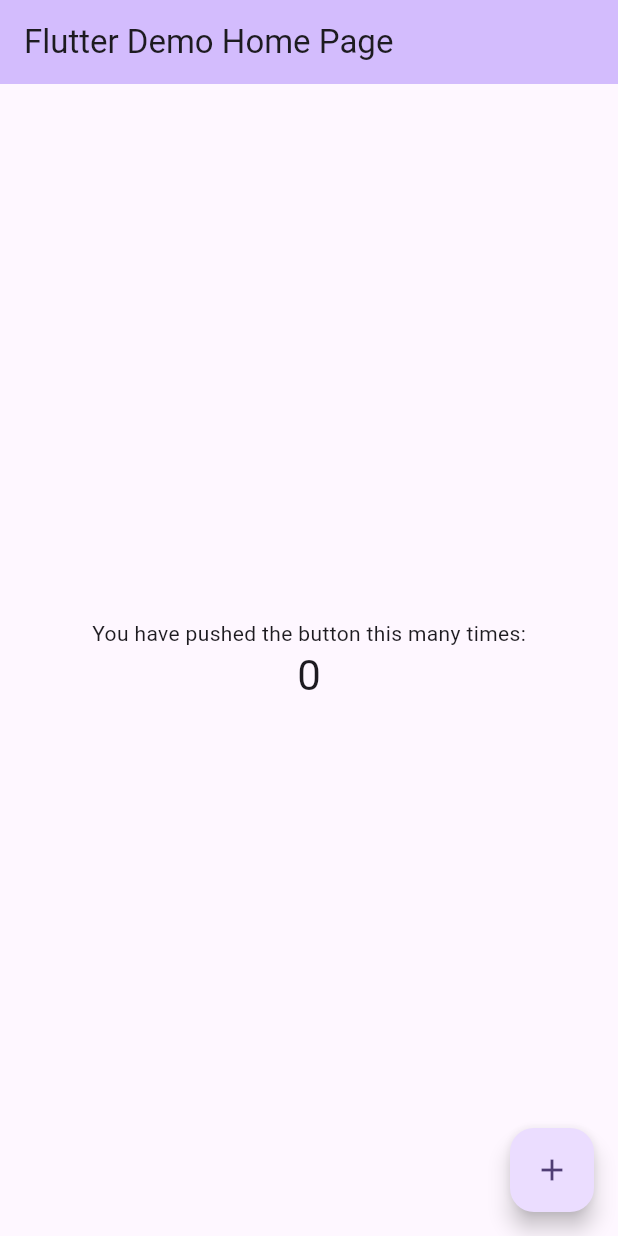
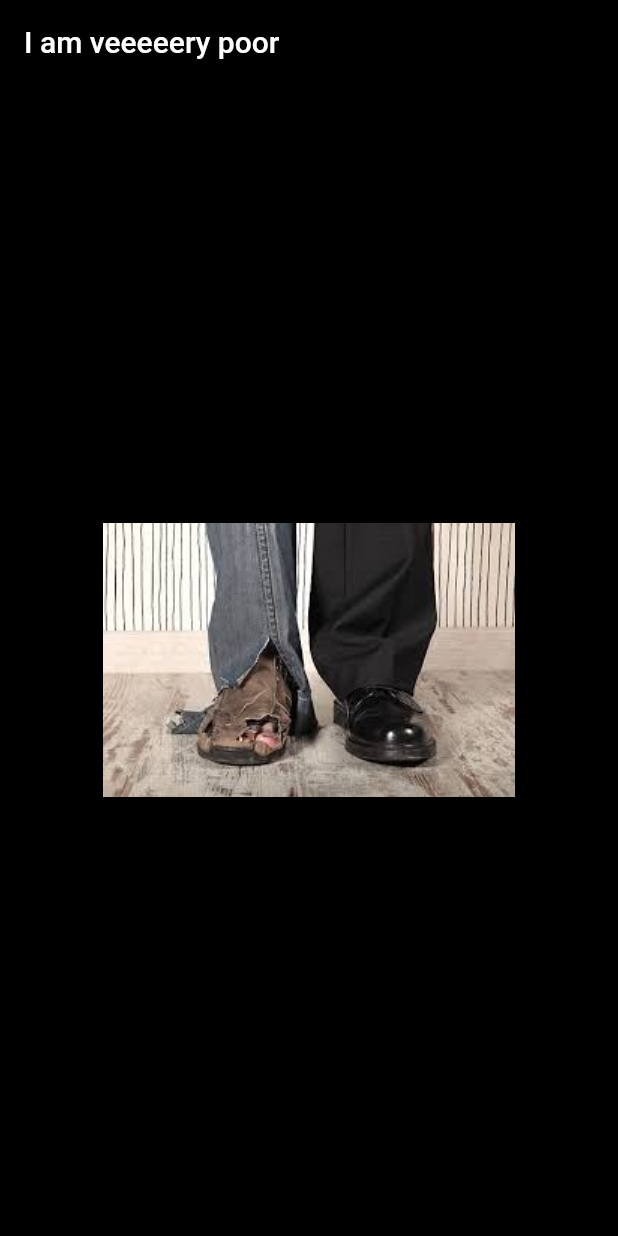
Before and after one commit to thek1d/i_am_poor, a Flutter app: the screen it shows after launch, on a phone screen of 412 x 824 dp. Run offline on Flutter 3.47's test engine with Material 2 defaults, Android fonts, the phone set to English and light mode, and no system bars.

Commit message:
adding images and app icon

```diff
--- /dev/null
+++ b/lib/i_am_poor_widget.dart
@@ -0,0 +1,25 @@
+import 'package:flutter/material.dart';
+
+class PoorWidget extends StatelessWidget {
+  const PoorWidget({super.key});
+
+  @override
+  Widget build(BuildContext context) {
+    return MaterialApp(
+      home: Scaffold(
+        appBar: AppBar(
+          title: const Text(
+            'I am veeeeery poor',
+          ),
+          backgroundColor: Colors.black,
+        ),
+        backgroundColor: const Color.fromARGB(255, 0, 0, 0),
+        body: Center(
+          child: Image.asset(
+            'images/i_am_poor.jpg',
+          ),
+        ),
+      ),
+    );
+  }
+}
--- a/lib/main.dart
+++ b/lib/main.dart
@@ -1,125 +1,6 @@
 import 'package:flutter/material.dart';
+import 'i_am_poor_widget.dart';
 
 void main() {
-  runApp(const MyApp());
+  runApp(const PoorWidget());
 }
-
-class MyApp extends StatelessWidget {
-  const MyApp({super.key});
-
-  // This widget is the root of your application.
-  @override
-  Widget build(BuildContext context) {
-    return MaterialApp(
-      title: 'Flutter Demo',
-      theme: ThemeData(
-        // This is the theme of your application.
-        //
-        // TRY THIS: Try running your application with "flutter run". You'll see
-        // the application has a blue toolbar. Then, without quitting the app,
-        // try changing the seedColor in the colorScheme below to Colors.green
-        // and then invoke "hot reload" (save your changes or press the "hot
-        // reload" button in a Flutter-supported IDE, or press "r" if you used
-        // the command line to start the app).
-        //
-        // Notice that the counter didn't reset back to zero; the application
-        // state is not lost during the reload. To reset the state, use hot
-        // restart instead.
-        //
-        // This works for code too, not just values: Most code changes can be
-        // tested with just a hot reload.
-        colorScheme: ColorScheme.fromSeed(seedColor: Colors.deepPurple),
-        useMaterial3: true,
-      ),
-      home: const MyHomePage(title: 'Flutter Demo Home Page'),
-    );
-  }
-}
-
-class MyHomePage extends StatefulWidget {
-  const MyHomePage({super.key, required this.title});
-
-  // This widget is the home page of your application. It is stateful, meaning
-  // that it has a State object (defined below) that contains fields that affect
-  // how it looks.
-
-  // This class is the configuration for the state. It holds the values (in this
-  // case the title) provided by the parent (in this case the App widget) and
-  // used by the build method of the State. Fields in a Widget subclass are
-  // always marked "final".
-
-  final String title;
-
-  @override
-  State<MyHomePage> createState() => _MyHomePageState();
-}
-
-class _MyHomePageState extends State<MyHomePage> {
-  int _counter = 0;
-
-  void _incrementCounter() {
-    setState(() {
-      // This call to setState tells the Flutter framework that something has
-      // changed in this State, which causes it to rerun the build method below
-      // so that the display can reflect the updated values. If we changed
-      // _counter without calling setState(), then the build method would not be
-      // called again, and so nothing would appear to happen.
-      _counter++;
-    });
-  }
-
-  @override
-  Widget build(BuildContext context) {
-    // This method is rerun every time setState is called, for instance as done
-    // by the _incrementCounter method above.
-    //
-    // The Flutter framework has been optimized to make rerunning build methods
-    // fast, so that you can just rebuild anything that needs updating rather
-    // than having to individually change instances of widgets.
-    return Scaffold(
-      appBar: AppBar(
-        // TRY THIS: Try changing the color here to a specific color (to
-        // Colors.amber, perhaps?) and trigger a hot reload to see the AppBar
-        // change color while the other colors stay the same.
-        backgroundColor: Theme.of(context).colorScheme.inversePrimary,
-        // Here we take the value from the MyHomePage object that was created by
-        // the App.build method, and use it to set our appbar title.
-        title: Text(widget.title),
-      ),
-      body: Center(
-        // Center is a layout widget. It takes a single child and positions it
-        // in the middle of the parent.
-        child: Column(
-          // Column is also a layout widget. It takes a list of children and
-          // arranges them vertically. By default, it sizes itself to fit its
-          // children horizontally, and tries to be as tall as its parent.
-          //
-          // Column has various properties to control how it sizes itself and
-          // how it positions its children. Here we use mainAxisAlignment to
-          // center the children vertically; the main axis here is the vertical
-          // axis because Columns are vertical (the cross axis would be
-          // horizontal).
-          //
-          // TRY THIS: Invoke "debug painting" (choose the "Toggle Debug Paint"
-          // action in the IDE, or press "p" in the console), to see the
-          // wireframe for each widget.
-          mainAxisAlignment: MainAxisAlignment.center,
-          children: <Widget>[
-            const Text(
-              'You have pushed the button this many times:',
-            ),
-            Text(
-              '$_counter',
-              style: Theme.of(context).textTheme.headlineMedium,
-            ),
-          ],
-        ),
-      ),
-      floatingActionButton: FloatingActionButton(
-        onPressed: _incrementCounter,
-        tooltip: 'Increment',
-        child: const Icon(Icons.add),
-      ), // This trailing comma makes auto-formatting nicer for build methods.
-    );
-  }
-}
--- a/pubspec.yaml
+++ b/pubspec.yaml
@@ -60,7 +60,7 @@ flutter:
 
   # To add assets to your application, add an assets section, like this:
   assets:
-     - images/
+     - images/i_am_poor.jpg
 
   # An image asset can refer to one or more resolution-specific "variants", see
   # https://flutter.dev/assets-and-images/#resolution-aware
```
Also changed, not shown: images/i_am_poor.jpg (added), images/poor_icon.png (added), 32 other files.
